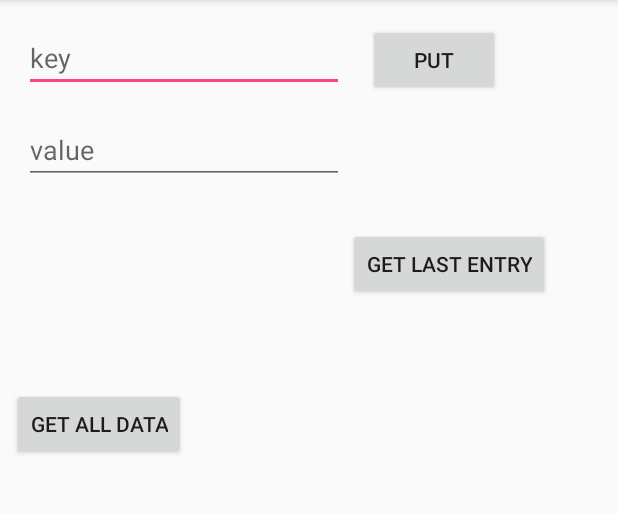
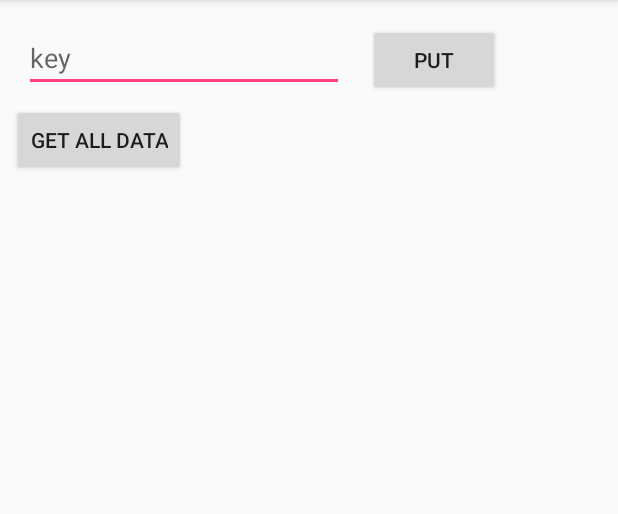
Before and after one commit to Marufenko/TODO, an Android app: the screen it shows after launch (MainActivity), on a phone screen of 412 x 824 dp, the part 84-598 px from its top. Run offline under Robolectric (Android 15) with nearby library versions, the phone set to English and light mode, and no system bars.

Commit message:
add checkbox on recyclerView instead of key with value text

```diff
--- a/app/src/main/java/com/todo/todo/SecondActivity.kt
+++ b/app/src/main/java/com/todo/todo/SecondActivity.kt
@@ -40,13 +40,11 @@ class SecondActivity : AppCompatActivity() {
 
         override fun onBindViewHolder(holder: ViewHolder, position: Int) {
             val (value, key) = values
-            holder.valueView.text = value
             holder.keyView.text = key
         }
 
         class ViewHolder(itemView: View) : RecyclerView.ViewHolder(itemView) {
-            var valueView: TextView = itemView.findViewById(R.id.valueTitle)
-            var keyView: TextView = itemView.findViewById(R.id.keyTitle)
+            var keyView: TextView = itemView.findViewById(R.id.checkBox)
         }
     }
 }
--- a/app/src/main/res/layout/content_main.xml
+++ b/app/src/main/res/layout/content_main.xml
@@ -20,18 +20,6 @@
         app:layout_constraintStart_toStartOf="parent"
         app:layout_constraintTop_toTopOf="parent" />
 
-    <EditText
-        android:id="@+id/inputValue"
-        android:layout_width="wrap_content"
-        android:layout_height="wrap_content"
-        android:layout_marginStart="16dp"
-        android:layout_marginTop="16dp"
-        android:ems="10"
-        android:hint="@string/value"
-        android:inputType="textPersonName"
-        app:layout_constraintStart_toStartOf="parent"
-        app:layout_constraintTop_toBottomOf="@+id/inputKey" />
-
     <Button
         android:id="@+id/putButton"
         android:layout_width="wrap_content"
@@ -43,36 +31,7 @@
         app:layout_constraintStart_toEndOf="@+id/inputKey"
         app:layout_constraintTop_toTopOf="parent" />
 
-    <TextView
-        android:id="@+id/outputKey"
-        android:layout_width="200dp"
-        android:layout_height="40dp"
-        android:layout_marginStart="16dp"
-        android:layout_marginTop="32dp"
-        app:layout_constraintStart_toStartOf="parent"
-        app:layout_constraintTop_toBottomOf="@+id/inputValue" />
-
-    <TextView
-        android:id="@+id/outputValue"
-        android:layout_width="200dp"
-        android:layout_height="40dp"
-        android:layout_marginStart="16dp"
-        android:layout_marginTop="16dp"
-        app:layout_constraintStart_toStartOf="parent"
-        app:layout_constraintTop_toBottomOf="@+id/outputKey" />
-
-    <Button
-        android:id="@+id/getLastButton"
-        android:layout_width="wrap_content"
-        android:layout_height="wrap_content"
-        android:layout_marginStart="16dp"
-        android:layout_marginTop="88dp"
-        android:text="@string/get_last_entry"
-        android:onClick="getLastEntry"
-        app:layout_constraintStart_toEndOf="@+id/outputKey"
-        app:layout_constraintTop_toBottomOf="@+id/putButton" />
-
-    <Button
+        <Button
         android:id="@+id/getAllButton"
         android:layout_width="wrap_content"
         android:layout_height="wrap_content"
@@ -81,5 +40,5 @@
         android:text="@string/get_all_data"
         android:onClick="getAllData"
         app:layout_constraintStart_toStartOf="parent"
-        app:layout_constraintTop_toBottomOf="@+id/outputValue" />
+        app:layout_constraintTop_toBottomOf="@+id/inputKey" />
 </android.support.constraint.ConstraintLayout>
```
Also changed, not shown: app/src/main/java/com/todo/todo/MainActivity.kt (+1 -41 lines), app/src/main/res/layout/recycler_view.xml (+5 -14 lines).
